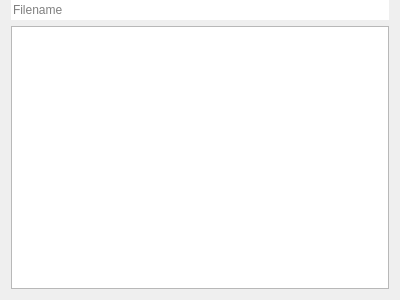
This is src/qtenv/fileeditor.ui in omnetpp/omnetpp as Qt 5 draws it before an edit. The edited form follows.
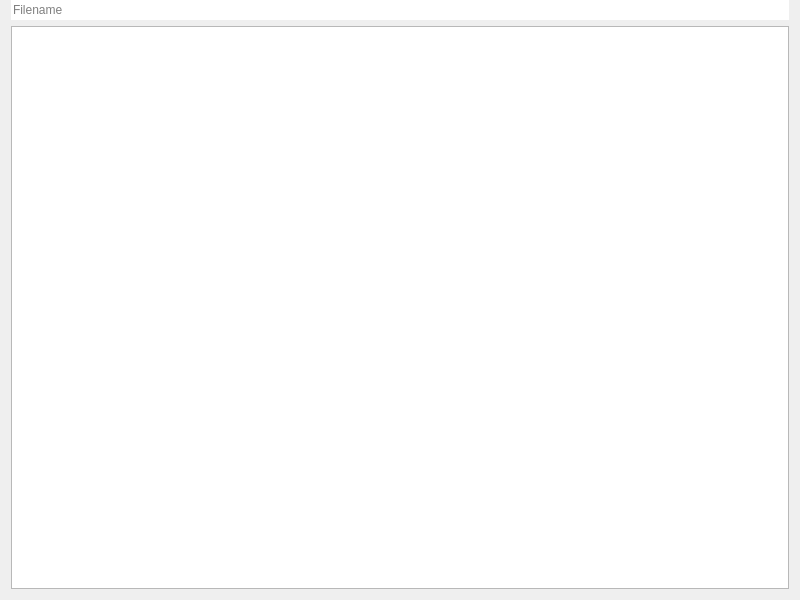
This is the edited form.

Commit message: qtenv: FileEditor: increase initial size, persist size and position

```diff
--- a/src/qtenv/fileeditor.ui
+++ b/src/qtenv/fileeditor.ui
@@ -6,8 +6,8 @@
    <rect>
     <x>0</x>
     <y>0</y>
-    <width>400</width>
-    <height>300</height>
+    <width>800</width>
+    <height>600</height>
    </rect>
   </property>
   <property name="windowTitle">
```
The commit also changes 1 other file.
